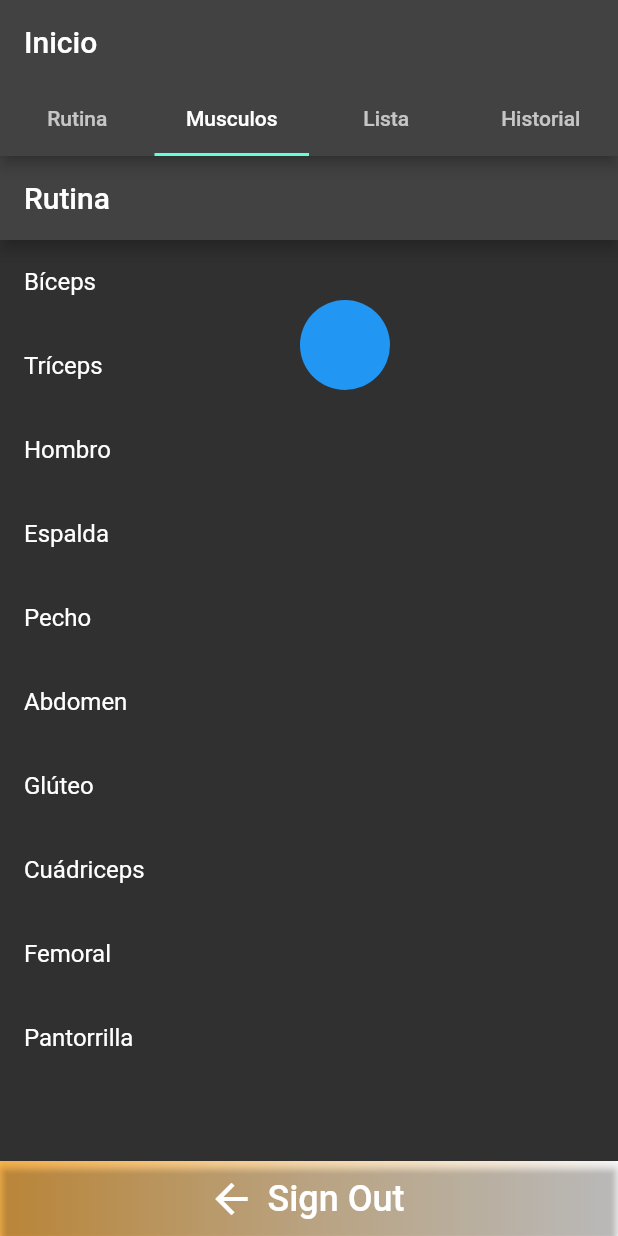
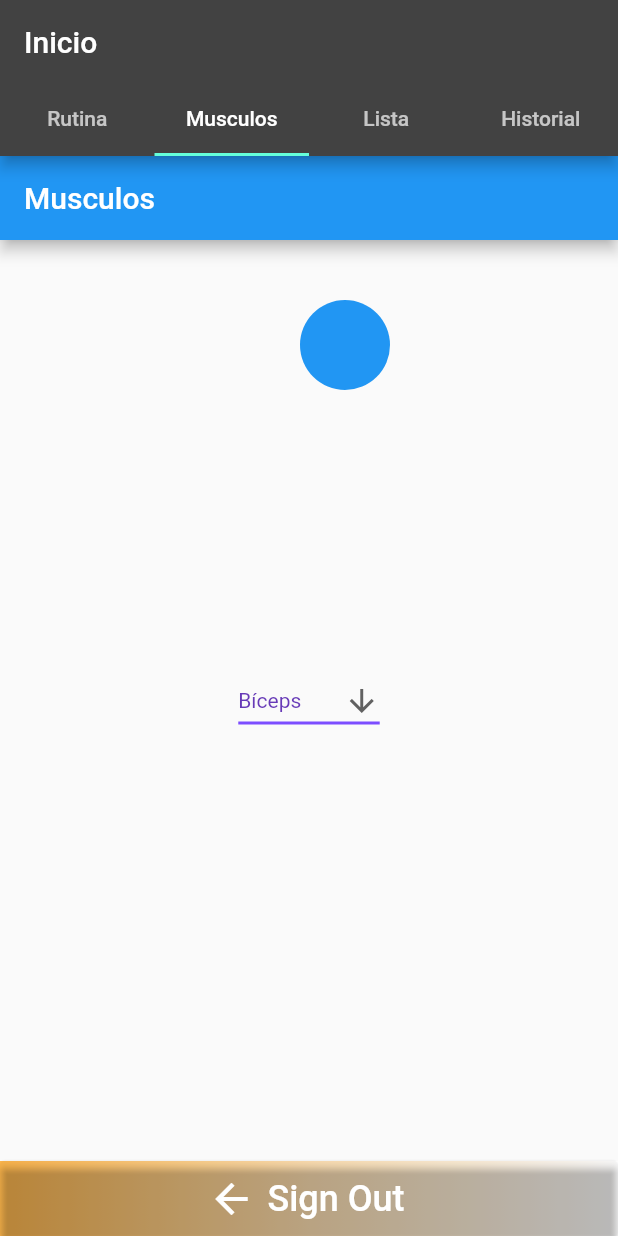
Before and after one commit to Shuy935/gym_h, a Flutter app: the screen it shows once a user with an empty profile is signed in, tab 2 chosen, on a phone screen of 412 x 824 dp. Run offline on Flutter 3.47's test engine with Material 2 defaults, Android fonts, the phone set to English and light mode, and no system bars; our stand-ins replace cloud_firestore, easy_search_bar, email_validator, firebase_auth, firebase_core, firebase_database and 1 more; accounts and stored records are empty.

Commit message:
Mas poder

```diff
--- a/lib/models/users_model.dart
+++ b/lib/models/users_model.dart
@@ -1,4 +1,6 @@
 import 'package:firebase_database/firebase_database.dart';
+import 'package:firebase_auth/firebase_auth.dart';
+import 'package:parse_server_sdk_flutter/parse_server_sdk_flutter.dart';
 
 class UserService {
   final String username;
--- a/lib/widget/interfaces/Buscador.dart
+++ b/lib/widget/interfaces/Buscador.dart
@@ -71,10 +71,10 @@ class _ListaState extends State<Lista> {
                             TextButton(
                               child: Text('Aceptar'),
                               onPressed: () {
+
                                 // Realiza la lógica de registro aquí
                                 // Puedes agregar código para manejar el registro
-                                Navigator.of(context)
-                                    .pop(); // Cierra el AlertDialog
+                                Navigator.of(context).pop(); // Cierra el AlertDialog
                               },
                             ),
                           ],
--- a/lib/widget/interfaces/Musculos.dart
+++ b/lib/widget/interfaces/Musculos.dart
@@ -1,142 +1,69 @@
 import 'package:flutter/material.dart';
 
-class Musculos extends StatefulWidget {
-  @override
-  _MusculosState createState() => _MusculosState();
-}
-  List<String> rutinaActual = [];
-class _MusculosState extends State<Musculos> {
-  final List<String> musculos = [
-    //get de musculos
-    "Bíceps",
-    "Tríceps",
-    "Hombro",
-    "Espalda",
-    "Pecho",
-    "Abdomen",
-    "Glúteo",
-    "Cuádriceps",
-    "Femoral",
-    "Pantorrilla",
+const List<String> list = <String>[
+  'Bíceps',
+  'Tríceps',
+  'Hombro',
+  'Espalda',
+  'Pecho',
+  'Abdomen',
+  'Glúteo',
+  'Cuádriceps',
+  'Femoral',
+  'Pantorrilla'
 ];
 
-final Map<String, List<String>> ejerciciosPorMusculo = {
-  //get de ejercicios
-  "Bíceps": ["Curl de bíceps", "Martillo", "Flexiones de brazos"],
-  "Tríceps": ["Press de tríceps", "Fondos en paralelas", "Patada de tríceps"],
-  "Hombro": ["Press militar", "Elevaciones laterales", "Elevaciones frontales"],
-  "Espalda": ["Pull-ups", "Dominadas", "Peso muerto"],
-  "Pecho": ["Press de banca", "Flexiones de pecho", "Pull-over"],
-  "Abdomen": ["Plancha", "Crunches", "Elevación de piernas"],
-  "Glúteo": ["Sentadillas", "Prensa de piernas", "Zancadas"],
-  "Cuádriceps": ["Sentadillas", "Extensiones de cuádriceps", "Prensa de piernas"],
-  "Femoral": ["Prensa femoral", "Flexión de cadera", "Elevación de piernas tumbado"],
-  "Pantorrilla": ["Elevación de talones", "Sentadillas con salto", "Prensa de pantorrillas"],
-};
-  final int maxEjerciciosPorMusculo = 4;
-  final int maxMusculosSeleccionados = 3;
+void main() => runApp(const Musculos());
+
+class Musculos extends StatelessWidget {
+  const Musculos({super.key});
 
   @override
   Widget build(BuildContext context) {
-    return Scaffold(
-      appBar: AppBar(
-        title: Text('Rutina'),
+    return MaterialApp(
+      home: Scaffold(
+        appBar: AppBar(title: const Text('Musculos')),
+        body: const Center(
+          child: MusculosN(),
         ),
-      body: ListView.builder(
-        itemCount: musculos.length,
-        itemBuilder: (context, index) {
-          final musculo = musculos[index];
-          return ListTile(
-            title: Text(musculo),
-            onTap: () {
-              if (rutinaActual.length >= maxMusculosSeleccionados) {
-                ScaffoldMessenger.of(context).showSnackBar(
-                  SnackBar(
-                    content: Text("Ya has seleccionado el máximo de músculos."),
-                  ),
-                );
-              } else {
-                seleccionarMusculo(musculo);
-              }
-            },
-          );
-        },
-      ),
-    );
-  }
-
-  void seleccionarMusculo(String musculo) {
-    if (rutinaActual.where((ejercicio) => ejercicio == musculo).length >= maxEjerciciosPorMusculo) {
-      ScaffoldMessenger.of(context).showSnackBar(
-        SnackBar(
-          content: Text("Ya has seleccionado el máximo de ejercicios para $musculo."),
-        ),
-      );
-    } else {
-      Navigator.push(
-        context,
-        MaterialPageRoute(
-          builder: (context) => SeleccionarEjercicios(musculo, ejerciciosPorMusculo[musculo]!),
       ),
     );
   }
 }
-}
-class SeleccionarEjercicios extends StatefulWidget {
-  final String musculo;
-  final List<String> ejerciciosDisponibles;
 
-  SeleccionarEjercicios(this.musculo, this.ejerciciosDisponibles);
+class MusculosN extends StatefulWidget {
+  const MusculosN({super.key});
 
   @override
-  _SeleccionarEjerciciosState createState() => _SeleccionarEjerciciosState();
+  State<MusculosN> createState() => _MusculosNState();
 }
 
-class _SeleccionarEjerciciosState extends State<SeleccionarEjercicios> {
-  List<String> ejerciciosSeleccionados = [];
-
-  num get maxEjerciciosPorMusculo => 4;
-
-  bool ejercicioYaSeleccionado(String ejercicio) {
-    return rutinaActual.contains(ejercicio);
-  }
+class _MusculosNState extends State<MusculosN> {
+  String dropdownValue = list.first;
 
   @override
   Widget build(BuildContext context) {
-    return Scaffold(
-      appBar: AppBar(
-        title: Text('Seleccionar Ejercicios para \n${widget.musculo}'),
+    return DropdownButton<String>(
+      value: dropdownValue,
+      icon: const Icon(Icons.arrow_downward),
+      elevation: 16,
+      style: const TextStyle(color: Colors.deepPurple),
+      underline: Container(
+        height: 2,
+        color: Colors.deepPurpleAccent,
       ),
-      body: ListView.builder(
-        itemCount: widget.ejerciciosDisponibles.length,
-        itemBuilder: (context, index) {
-          final ejercicio = widget.ejerciciosDisponibles[index];
-          return ListTile(
-            title: Text(ejercicio),
-            onTap: () {
-              if (ejerciciosSeleccionados.length < maxEjerciciosPorMusculo) {
-                if (ejercicioYaSeleccionado(ejercicio)) {
-                  ScaffoldMessenger.of(context).showSnackBar(
-                    SnackBar(
-                      content: Text("Este ejercicio ya ha sido seleccionado."),
-                    ),
+      onChanged: (String? value) {
+        // ejercicios
+        setState(() {
+          dropdownValue = value!;
+        });
+      },
+      items: list.map<DropdownMenuItem<String>>((String value) {
+        return DropdownMenuItem<String>(
+          value: value,
+          child: Text(value),
         );
-                } else {
-                  setState(() {
-                    ejerciciosSeleccionados.add(ejercicio);
-                  });
-                }
-              } else {
-                ScaffoldMessenger.of(context).showSnackBar(
-                  SnackBar(
-                    content: Text("Ya has seleccionado el máximo de ejercicios para ${widget.musculo}."),
-                  ),
-                );
-              }
-            },
-          );
-        },
-      ),
+      }).toList(),
     );
   }
 }
--- a/lib/widget/interfaces/consejos.dart
+++ b/lib/widget/interfaces/consejos.dart
@@ -68,7 +68,7 @@ class _ConsejosBState extends State<ConsejosB> {
     //Obtener tamaño de pantalla para que el botón no se salga
     double screenWidth = MediaQuery.of(context).size.width;
     double screenHeight = MediaQuery.of(context).size.height;
-    double buttonSize = 60.0;
+    double buttonSize = 30.0;
 
     return Stack(
       children: <Widget>[
--- a/lib/widget/interfaces/tapbar.dart
+++ b/lib/widget/interfaces/tapbar.dart
@@ -2,7 +2,6 @@ import 'package:flutter/material.dart';
 import 'package:gym_h/widget/interfaces/Buscador.dart';
 import 'package:gym_h/widget/interfaces/BuscadorU.dart';
 import 'package:gym_h/widget/interfaces/Musculos.dart';
-import 'package:gym_h/widget/interfaces/consejos.dart';
 
 class TabBarH extends StatelessWidget {
   @override
```
Also changed, not shown: lib/widget/interfaces/RegistrosH.dart (+6 -4 lines). Lines whose indentation alone changed are shown as unchanged.
